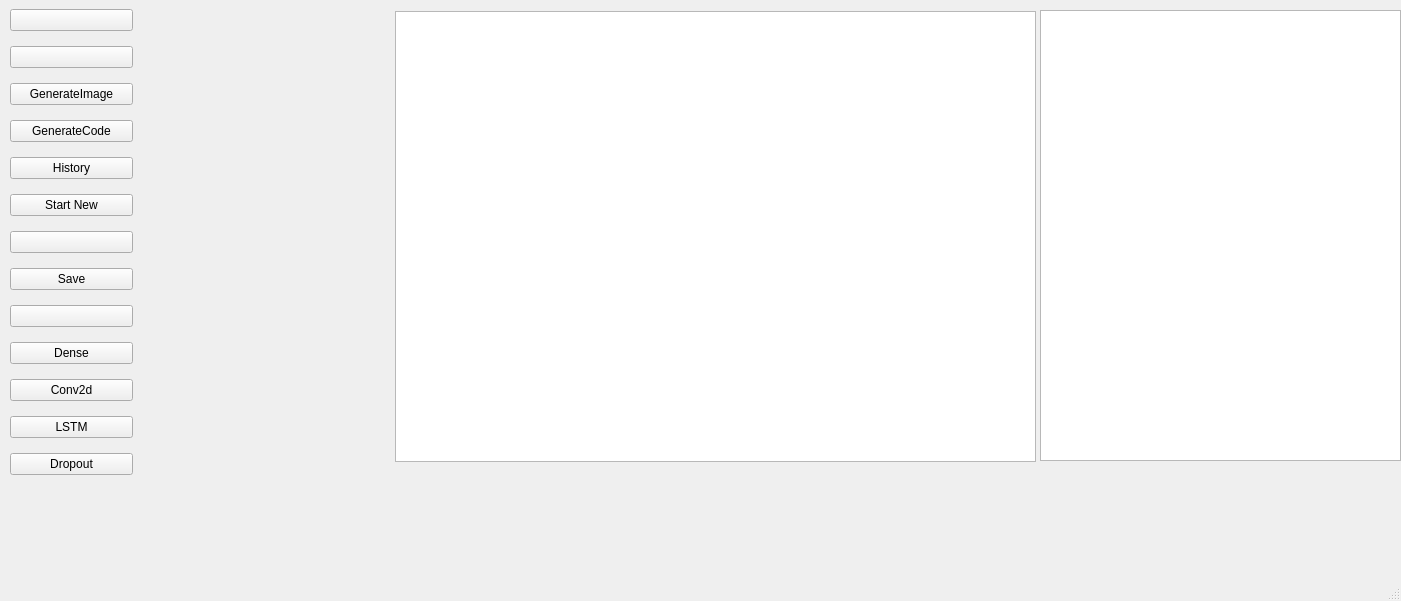
First picture: the form in mainwindow.ui, repository Frank-abcd/Neural-Network-Visualization, before the edit.
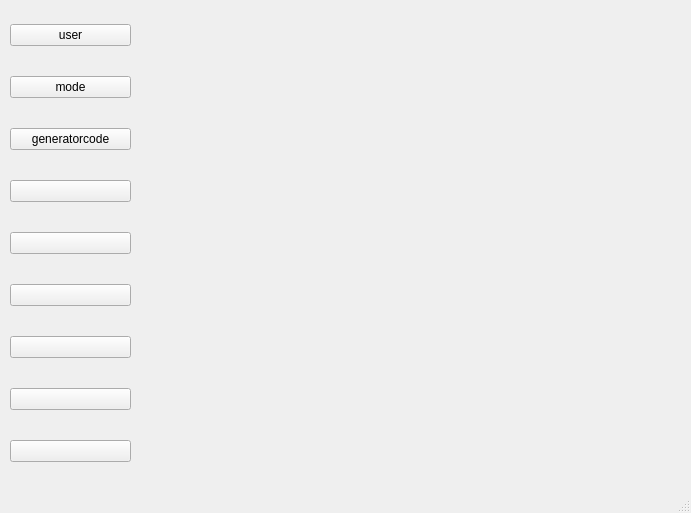
Second picture: the form after the edit.

The edit to the form file:
```diff
--- a/mainwindow.ui
+++ b/mainwindow.ui
@@ -6,8 +6,8 @@
    <rect>
     <x>0</x>
     <y>0</y>
-    <width>1401</width>
-    <height>601</height>
+    <width>691</width>
+    <height>513</height>
    </rect>
   </property>
   <property name="windowTitle">
@@ -19,50 +19,77 @@
      <rect>
       <x>10</x>
       <y>0</y>
-      <width>123</width>
+      <width>121</width>
       <height>491</height>
      </rect>
     </property>
     <layout class="QVBoxLayout" name="verticalLayout">
      <item>
       <widget class="QPushButton" name="user">
+       <property name="minimumSize">
+        <size>
+         <width>119</width>
+         <height>0</height>
+        </size>
+       </property>
+       <property name="styleSheet">
+        <string notr="true"/>
+       </property>
        <property name="text">
-        <string/>
+        <string>user</string>
        </property>
       </widget>
      </item>
      <item>
       <widget class="QPushButton" name="mode">
-       <property name="text">
-        <string/>
+       <property name="minimumSize">
+        <size>
+         <width>119</width>
+         <height>0</height>
+        </size>
        </property>
-      </widget>
-     </item>
-     <item>
-      <widget class="QPushButton" name="generate_image">
        <property name="text">
-        <string>GenerateImage</string>
+        <string>mode</string>
        </property>
       </widget>
      </item>
      <item>
       <widget class="QPushButton" name="generate_code">
+       <property name="minimumSize">
+        <size>
+         <width>119</width>
+         <height>0</height>
+        </size>
+       </property>
+       <property name="toolTip">
+        <string>&lt;html&gt;&lt;head/&gt;&lt;body&gt;&lt;p&gt;切换界面&lt;/p&gt;&lt;/body&gt;&lt;/html&gt;</string>
+       </property>
+       <property name="styleSheet">
+        <string notr="true">font: 6pt &quot;Microsoft YaHei UI&quot;;</string>
+       </property>
        <property name="text">
-        <string>GenerateCode</string>
+        <string>generatorcode</string>
+       </property>
+      </widget>
+     </item>
+     <item>
+      <widget class="QPushButton" name="generate_image">
+       <property name="text">
+        <string/>
        </property>
       </widget>
      </item>
      <item>
       <widget class="QPushButton" name="history">
        <property name="text">
-        <string>History</string>
+        <string/>
        </property>
       </widget>
      </item>
      <item>
       <widget class="QPushButton" name="start_new">
        <property name="text">
-        <string>Start New</string>
+        <string/>
        </property>
       </widget>
      </item>
@@ -73,13 +100,6 @@
        </property>
       </widget>
      </item>
-     <item>
-      <widget class="QPushButton" name="save">
-       <property name="text">
-        <string>Save</string>
-       </property>
-      </widget>
-     </item>
      <item>
       <widget class="QPushButton" name="turnback">
        <property name="text">
@@ -88,55 +108,14 @@
       </widget>
      </item>
      <item>
-      <widget class="QPushButton" name="denseButton">
+      <widget class="QPushButton" name="save">
        <property name="text">
-        <string>Dense</string>
-       </property>
-      </widget>
-     </item>
-     <item>
-      <widget class="QPushButton" name="conv2dButton">
-       <property name="text">
-        <string>Conv2d</string>
-       </property>
-      </widget>
-     </item>
-     <item>
-      <widget class="QPushButton" name="lstmButton">
-       <property name="text">
-        <string>LSTM</string>
-       </property>
-      </widget>
-     </item>
-     <item>
-      <widget class="QPushButton" name="dropoutButton">
-       <property name="text">
-        <string>Dropout</string>
+        <string/>
        </property>
       </widget>
      </item>
     </layout>
    </widget>
-   <widget class="QGraphicsView" name="graphicsView">
-    <property name="geometry">
-     <rect>
-      <x>395</x>
-      <y>11</y>
-      <width>641</width>
-      <height>451</height>
-     </rect>
-    </property>
-   </widget>
-   <widget class="QTextEdit" name="codePreview">
-    <property name="geometry">
-     <rect>
-      <x>1040</x>
-      <y>10</y>
-      <width>361</width>
-      <height>451</height>
-     </rect>
-    </property>
-   </widget>
   </widget>
   <widget class="QMenuBar" name="menubar">
    <property name="geometry">
```
Left out of the diff: 2 changed lines with no effect on the pictures.
